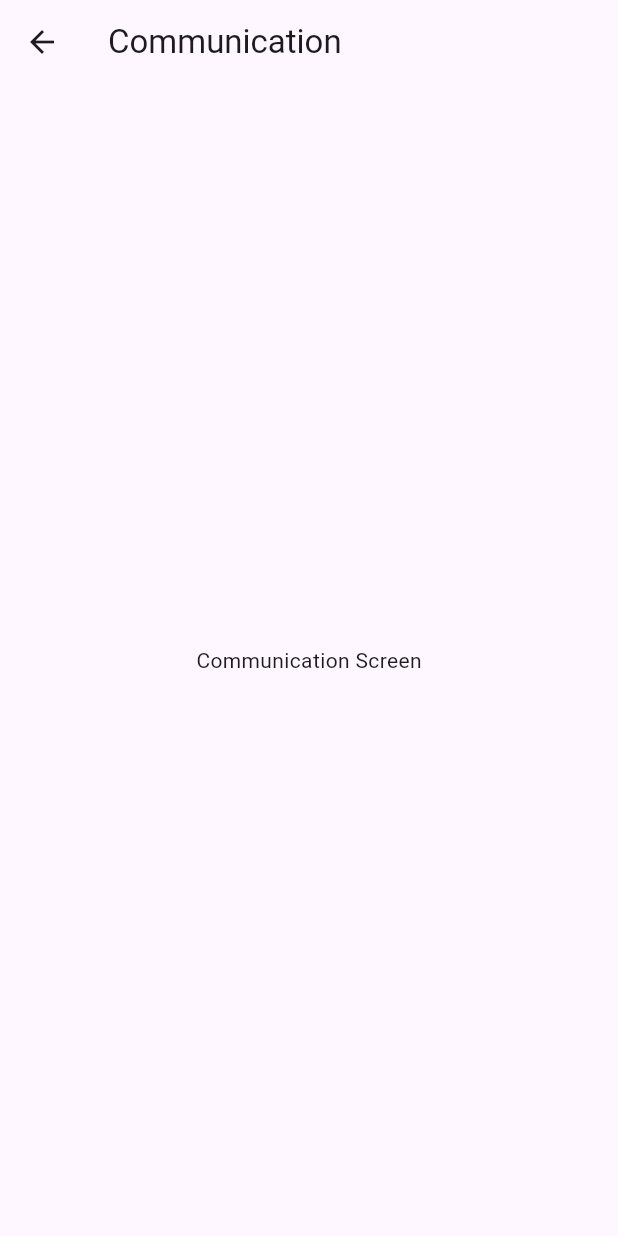
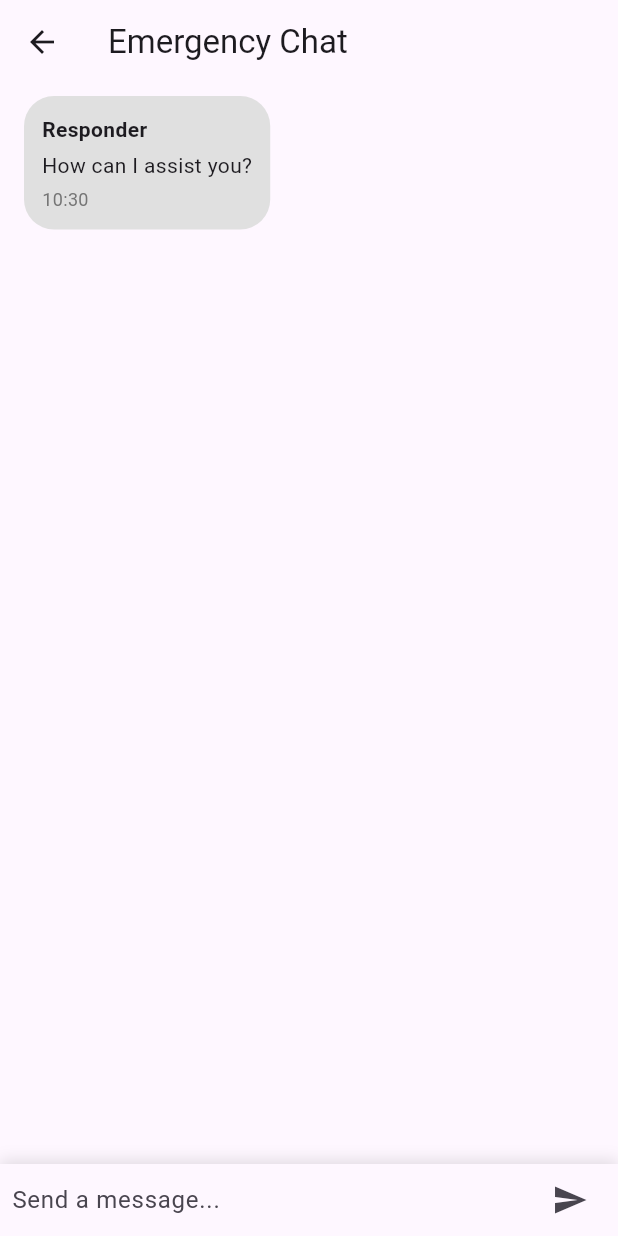
Before and after one commit to jmukamani/response_app, a Flutter app: the screen it shows after launch, after a tap on "Communication", on a phone screen of 412 x 824 dp. Run offline on Flutter 3.47's test engine with Material 3 defaults, Android fonts, the light colour scheme and no system bars.

Commit message:
communication screen

```diff
--- a/lib/communication_screen.dart
+++ b/lib/communication_screen.dart
@@ -1,14 +1,153 @@
 import 'package:flutter/material.dart';
 
-class CommunicationScreen extends StatelessWidget {
+class Message {
+  final String sender;
+  final String text;
+  final DateTime timestamp;
+
+  Message({required this.sender, required this.text, required this.timestamp});
+}
+
+class CommunicationScreen extends StatefulWidget {
+  @override
+  _CommunicationScreenState createState() => _CommunicationScreenState();
+}
+
+class _CommunicationScreenState extends State<CommunicationScreen> {
+  final List<Message> _messages = [];
+  final TextEditingController _textController = TextEditingController();
+  final ScrollController _scrollController = ScrollController();
+
+  @override
+  void initState() {
+    super.initState();
+    // Simulate some initial messages
+    _addMessage(Message(sender: 'Responder', text: 'How can I assist you?', timestamp: DateTime.now()));
+  }
+
+  void _addMessage(Message message) {
+    setState(() {
+      _messages.add(message);
+    });
+    _scrollToBottom();
+  }
+
+  void _handleSubmitted(String text) {
+    _textController.clear();
+    Message message = Message(
+      sender: 'User',
+      text: text,
+      timestamp: DateTime.now(),
+    );
+    _addMessage(message);
+
+    // Simulate a response from the responder
+    Future.delayed(Duration(seconds: 1), () {
+      _addMessage(Message(
+        sender: 'Responder',
+        text: 'I received your message: "$text"',
+        timestamp: DateTime.now(),
+      ));
+    });
+  }
+
+  void _scrollToBottom() {
+    WidgetsBinding.instance.addPostFrameCallback((_) {
+      if (_scrollController.hasClients) {
+        _scrollController.animateTo(
+          _scrollController.position.maxScrollExtent,
+          duration: Duration(milliseconds: 300),
+          curve: Curves.easeOut,
+        );
+      }
+    });
+  }
+
   @override
   Widget build(BuildContext context) {
     return Scaffold(
       appBar: AppBar(
-        title: Text('Communication'),
+        title: Text('Emergency Chat'),
       ),
-      body: Center(
-        child: Text('Communication Screen'),
+      body: Column(
+        children: [
+          Expanded(
+            child: ListView.builder(
+              controller: _scrollController,
+              itemCount: _messages.length,
+              itemBuilder: (context, index) {
+                final message = _messages[index];
+                return _buildMessage(message);
+              },
+            ),
+          ),
+          _buildMessageComposer(),
+        ],
+      ),
+    );
+  }
+
+  Widget _buildMessage(Message message) {
+    final isUserMessage = message.sender == 'User';
+    return Align(
+      alignment: isUserMessage ? Alignment.centerRight : Alignment.centerLeft,
+      child: Container(
+        margin: EdgeInsets.symmetric(vertical: 8, horizontal: 16),
+        padding: EdgeInsets.all(12),
+        decoration: BoxDecoration(
+          color: isUserMessage ? Colors.blue[100] : Colors.grey[300],
+          borderRadius: BorderRadius.circular(20),
+        ),
+        child: Column(
+          crossAxisAlignment: CrossAxisAlignment.start,
+          children: [
+            Text(
+              message.sender,
+              style: TextStyle(fontWeight: FontWeight.bold),
+            ),
+            SizedBox(height: 4),
+            Text(message.text),
+            SizedBox(height: 4),
+            Text(
+              '${message.timestamp.hour}:${message.timestamp.minute}',
+              style: TextStyle(fontSize: 12, color: Colors.grey[600]),
+            ),
+          ],
+        ),
+      ),
+    );
+  }
+
+  Widget _buildMessageComposer() {
+    return Container(
+      padding: EdgeInsets.symmetric(horizontal: 8.0),
+      decoration: BoxDecoration(
+        color: Theme.of(context).cardColor,
+        boxShadow: [
+          BoxShadow(
+            blurRadius: 8,
+            color: Colors.black12,
+            offset: Offset(0, -2),
+          )
+        ],
+      ),
+      child: Row(
+        children: [
+          Expanded(
+            child: TextField(
+              controller: _textController,
+              decoration: InputDecoration(
+                hintText: 'Send a message...',
+                border: InputBorder.none,
+              ),
+              onSubmitted: _handleSubmitted,
+            ),
+          ),
+          IconButton(
+            icon: Icon(Icons.send),
+            onPressed: () => _handleSubmitted(_textController.text),
+          ),
+        ],
       ),
     );
   }
--- a/lib/emergency_services_screen.dart
+++ b/lib/emergency_services_screen.dart
@@ -17,7 +17,7 @@ class EmergencyServicesScreen extends StatelessWidget {
             _buildEmergencyServiceCard(context, 'Police', Icons.local_police, 'tel:911'),
             _buildEmergencyServiceCard(context, 'Hospital', Icons.local_hospital, 'tel:911'),
             _buildEmergencyServiceCard(context, 'Fire', Icons.local_fire_department, 'tel:911'),
-            // Add more services as needed
+
           ],
         ),
       ),
```
